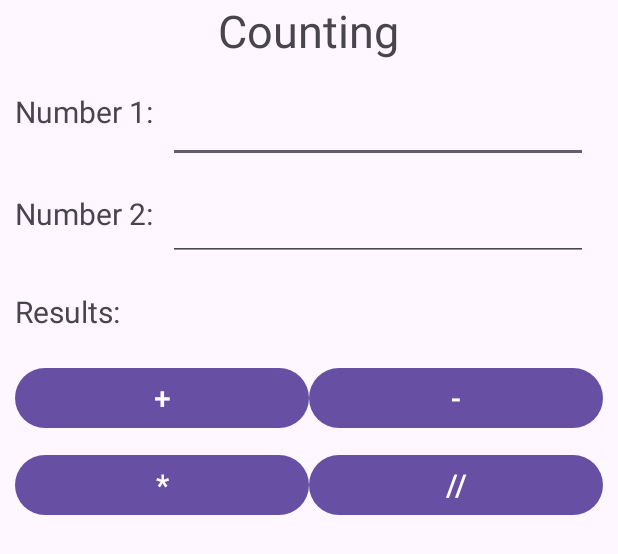
After one commit to KostantinRudenko/CountingApp, an Android app: the layout counting.xml on its own in the app's theme, with its tools: preview values and no code run, on a phone screen of 412 x 824 dp. The commit adds this screen. Shown: the top 554 px of the screen. Run offline under Robolectric (Android 15) with nearby library versions, the phone set to English and light mode, and no system bars.

Commit message:
Added one more layout

```diff
--- /dev/null
+++ b/app/src/main/res/layout/counting.xml
@@ -0,0 +1,159 @@
+<?xml version="1.0" encoding="utf-8"?>
+<RelativeLayout xmlns:android="http://schemas.android.com/apk/res/android"
+    android:id="@+id/mainCountingLayout"
+    android:layout_width="match_parent"
+    android:layout_height="match_parent">
+
+    <TextView
+        android:id="@+id/countingLabel"
+        android:layout_width="wrap_content"
+        android:layout_height="wrap_content"
+        android:text="@string/countingLabel"
+
+        android:layout_centerHorizontal="true"
+        android:layout_marginBottom="20dp"
+        android:textSize="30sp"/>
+
+    <TextView
+        android:id="@+id/entNum1"
+        android:text="@string/enterFN"
+
+        android:layout_width="wrap_content"
+        android:layout_height="wrap_content"
+
+        android:layout_below="@+id/countingLabel"
+
+        android:layout_marginBottom="20dp"
+        android:layout_marginLeft="10dp"
+        android:textSize="20sp"/>
+
+    <com.google.android.material.textfield.TextInputEditText
+        android:id="@+id/FNE"
+
+        android:layout_width="match_parent"
+        android:layout_height="wrap_content"
+
+        android:layout_below="@+id/countingLabel"
+        android:layout_toRightOf="@+id/entNum1"
+
+        android:layout_marginBottom="20dp"
+        android:layout_marginRight="20dp"
+        android:layout_marginLeft="10dp"
+        android:textSize="20sp"/>
+
+
+    <TextView
+        android:id="@+id/entB"
+        android:text="@string/enterSN"
+
+        android:layout_width="wrap_content"
+        android:layout_height="wrap_content"
+
+        android:layout_below="@+id/FNE"
+
+        android:layout_marginBottom="20dp"
+        android:layout_marginLeft="10dp"
+        android:textSize="20sp"/>
+
+    <com.google.android.material.textfield.TextInputEditText
+        android:id="@+id/SNE"
+
+        android:layout_width="match_parent"
+        android:layout_height="wrap_content"
+
+        android:layout_below="@+id/FNE"
+        android:layout_marginLeft="10dp"
+
+        android:layout_marginRight="20dp"
+        android:layout_marginBottom="20dp"
+        android:layout_toRightOf="@+id/entB" />
+
+    <TextView
+        android:id="@+id/resultText"
+        android:text="@string/results"
+
+        android:layout_width="wrap_content"
+        android:layout_height="wrap_content"
+
+        android:layout_below="@+id/SNE"
+        android:layout_marginLeft="10dp"
+        android:layout_marginRight="20dp"
+
+        android:textSize="20sp"/>
+
+    <TextView
+        android:id="@+id/result"
+        android:text="@string/empty"
+
+        android:layout_width="wrap_content"
+        android:layout_height="wrap_content"
+
+        android:layout_below="@+id/SNE"
+        android:layout_marginRight="10dp"
+        android:layout_toRightOf="@+id/resultText"
+        android:layout_marginBottom="20dp"
+
+        android:textSize="20sp"/>
+
+    <LinearLayout
+        android:id="@+id/plusMinusLayout"
+        android:layout_width="match_parent"
+        android:layout_height="wrap_content"
+        android:layout_below="@+id/result"
+        android:layout_marginLeft="10dp"
+        android:layout_marginRight="10dp"
+        android:layout_marginBottom="10dp"
+        android:orientation="horizontal">
+
+        <Button
+            android:id="@+id/plusBtn"
+            android:text="@string/plus"
+
+            android:layout_width="wrap_content"
+            android:layout_height="wrap_content"
+            android:layout_weight="1"
+
+            android:textSize="20sp"/>
+
+        <Button
+            android:id="@+id/minusBtn"
+            android:text="@string/minus"
+
+            android:layout_width="wrap_content"
+            android:layout_height="wrap_content"
+            android:layout_weight="1"
+
+            android:textSize="20sp"/>
+
+    </LinearLayout>
+
+    <LinearLayout
+        android:id="@+id/multDivLayout"
+        android:layout_width="match_parent"
+        android:layout_height="wrap_content"
+        android:layout_below="@id/plusMinusLayout"
+        android:layout_marginLeft="10dp"
+        android:layout_marginRight="10dp"
+        android:orientation="horizontal">
+
+        <Button
+            android:id="@+id/multBtn"
+            android:text="@string/mult"
+            android:layout_width="wrap_content"
+            android:layout_height="wrap_content"
+            android:layout_weight="1"
+
+            android:textSize="20sp"/>
+
+        <Button
+            android:id="@+id/divBtn"
+            android:text="@string/div"
+            android:layout_width="wrap_content"
+            android:layout_height="wrap_content"
+            android:layout_weight="1"
+
+            android:textSize="20sp"/>
+
+    </LinearLayout>
+
+</RelativeLayout>
--- a/app/src/main/res/values/strings.xml
+++ b/app/src/main/res/values/strings.xml
@@ -4,6 +4,10 @@
     <string name="mainLabel">Choose option</string>
     <string name="countingBtn">Counting</string>
     <string name="quadraticEquationBtn">Quadratic Equation\nCounting</string>
+
+    <string name="countingLabel">Counting</string>
+    <string name="enterFN">Number 1:</string>
+    <string name="enterSN">Number 2:</string>
 
     <string name="title">Quadratic equation:</string>
     <string name="equation">ax^2+bx+c</string>
@@ -13,4 +17,9 @@
     <string name="enterA">Enter a:</string>
     <string name="enterB">Enter b:</string>
     <string name="enterC">Enter c:</string>
+
+    <string name="plus">+</string>
+    <string name="minus">-</string>
+    <string name="mult">*</string>
+    <string name="div">//</string>
 </resources>
```
